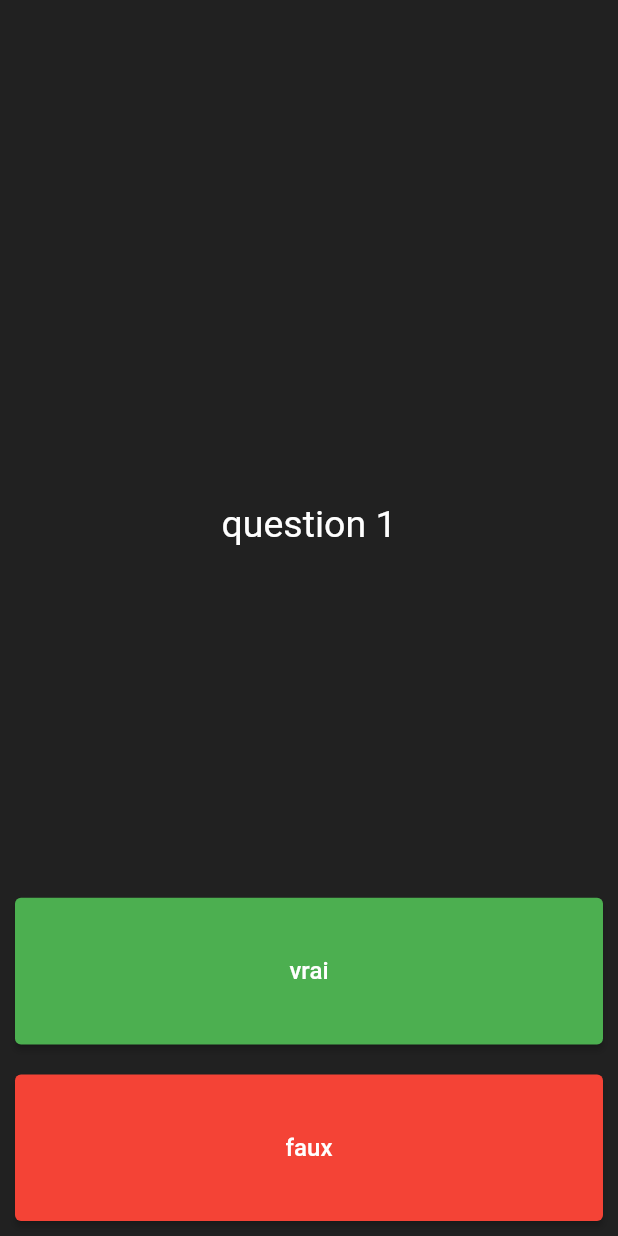
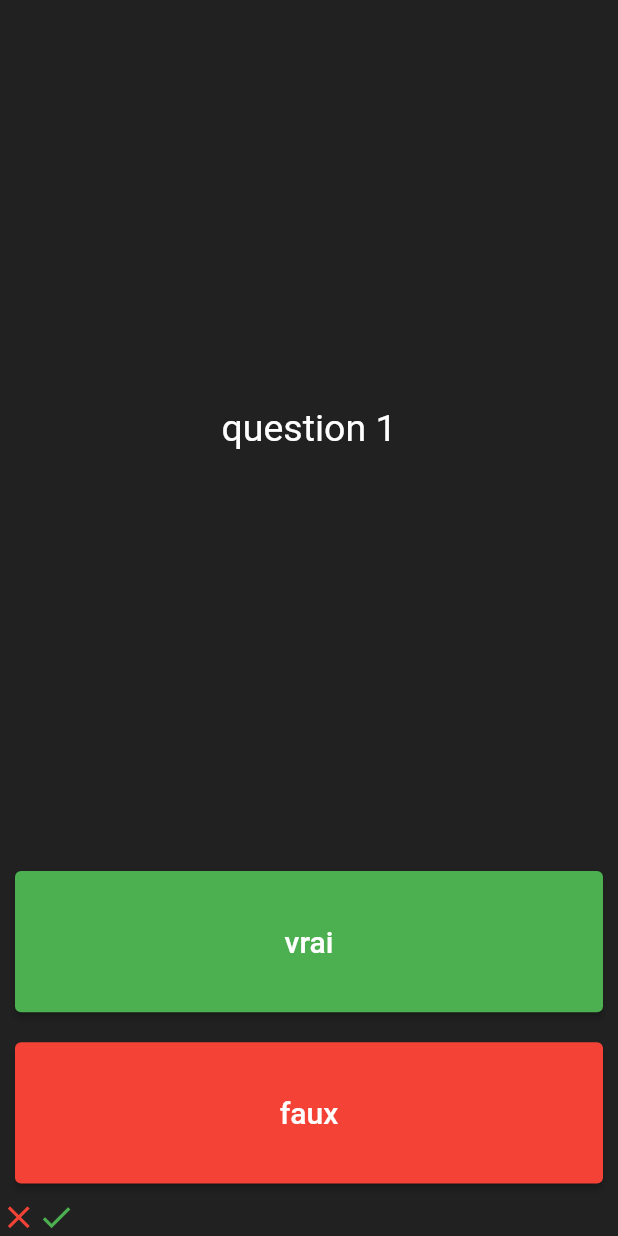
Before and after one commit to Maeyae/quizzer, a Flutter app: the screen it shows after launch, on a phone screen of 412 x 824 dp. Run offline on Flutter 3.47's test engine with Material 2 defaults, Android fonts, the phone set to English and light mode, and no system bars.

Commit message:
Suivi du Score

```diff
--- a/lib/main.dart
+++ b/lib/main.dart
@@ -21,7 +21,7 @@ class _MyappState extends State<Myapp> {
            crossAxisAlignment: CrossAxisAlignment.stretch,
            children: [
              Expanded(flex: 5, child: Padding(
-               padding: EdgeInsets.only(top:110, left:20, right:20),
+               padding: EdgeInsets.all(10),
                child: Center(
                  child: Text(
                   "question 1",
@@ -36,7 +36,7 @@ class _MyappState extends State<Myapp> {
     ElevatedButton(
     child: Text(
     "vrai",
-      style: TextStyle(color: Colors.white, fontSize: 16),
+      style: TextStyle(color: Colors.white, fontSize: 20),
     ),
       style: ElevatedButton.styleFrom(
        primary: Colors.green,
@@ -53,7 +53,7 @@ class _MyappState extends State<Myapp> {
                    ElevatedButton(
                      child: Text(
                        "faux",
-                       style: TextStyle(color: Colors.white, fontSize: 16),
+                       style: TextStyle(color: Colors.white, fontSize: 20),
                      ),
                      style: ElevatedButton.styleFrom(
                        primary: Colors.red,
@@ -64,13 +64,29 @@ class _MyappState extends State<Myapp> {
                ),
              ),
              ),
-    ],
+              Row(
+             children: [
+               Icon(
+              Icons.close,
+                   color:Colors.red,
+                   size: 25.0
+               ),
+
+                Icon(
+                    Icons.check,
+                    color:Colors.green,size: 25.0
+                ),
+         ],
+         ),
+
+           ],
+           ),
     ),
 
 
 
     ),
-    ),
     );
+
   }
 }
```
